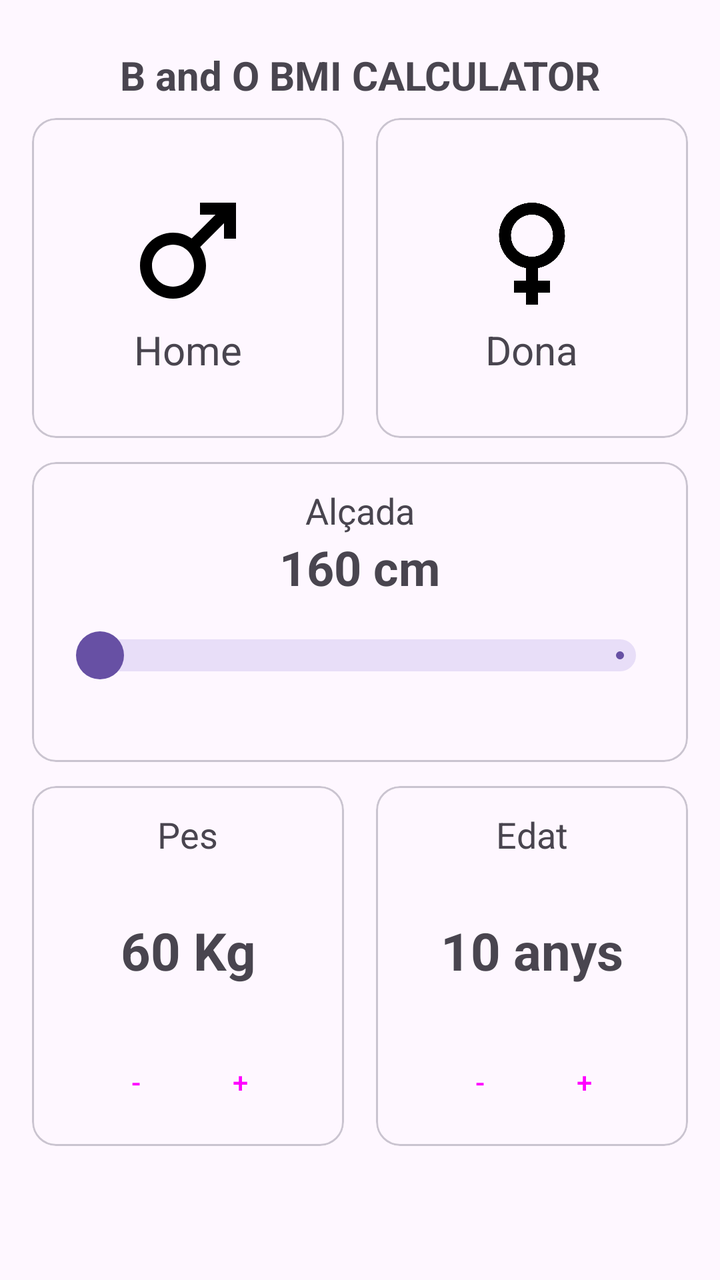
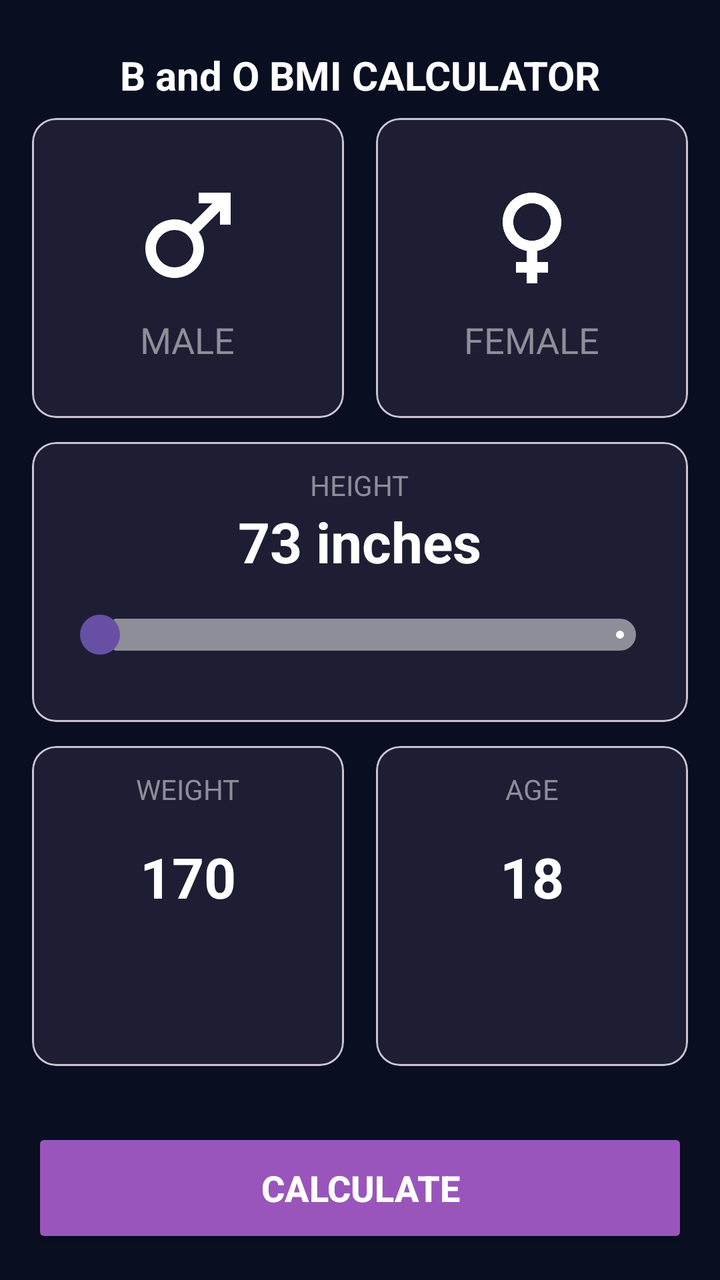

Screens rendered from an Android XML layout before and after an edit, with the pre-edit source and the edit as a unified diff.
<!-- AndroidManifest.xml: application theme Theme.Activitat03AndroidStudio -->
<!-- res/layout/activity_main.xml -->
<?xml version="1.0" encoding="utf-8"?>
<androidx.constraintlayout.widget.ConstraintLayout xmlns:android="http://schemas.android.com/apk/res/android"
    xmlns:app="http://schemas.android.com/apk/res-auto"
    xmlns:tools="http://schemas.android.com/tools"
    android:id="@+id/main"
    android:layout_width="match_parent"
    android:layout_height="match_parent"
    android:padding="16dp"
    tools:context=".MainActivity">

    <TextView
        android:id="@+id/title_bmi"
        android:layout_width="wrap_content"
        android:layout_height="wrap_content"
        android:text="B and O BMI CALCULATOR"
        android:textSize="20sp"
        android:textStyle="bold"
        android:layout_marginTop="8dp"
        android:layout_marginBottom="16dp"
        app:layout_constraintEnd_toEndOf="parent"
        app:layout_constraintStart_toStartOf="parent"
        app:layout_constraintTop_toTopOf="parent" />

    <com.google.android.material.card.MaterialCardView
        android:id="@+id/seleccio_home"
        android:layout_width="0dp"
        android:layout_height="160dp"
        android:layout_marginTop="8dp"
        android:layout_marginEnd="8dp"
        app:layout_constraintEnd_toStartOf="@id/seleccio_dona"
        app:layout_constraintStart_toStartOf="parent"
        app:layout_constraintTop_toBottomOf="@+id/title_bmi">

        <LinearLayout
            android:layout_width="match_parent"
            android:layout_height="match_parent"
            android:gravity="center"
            android:orientation="vertical">

            <ImageView
                android:layout_width="72dp"
                android:layout_height="72dp"
                android:src="@drawable/baseline_male_24" />

            <TextView
                android:layout_width="wrap_content"
                android:layout_height="wrap_content"
                android:text="Home"
                android:textSize="20sp" />
        </LinearLayout>

    </com.google.android.material.card.MaterialCardView>

    <com.google.android.material.card.MaterialCardView
        android:id="@+id/seleccio_dona"
        android:layout_width="0dp"
        android:layout_height="160dp"
        android:layout_marginTop="8dp"
        android:layout_marginStart="8dp"
        app:layout_constraintEnd_toEndOf="parent"
        app:layout_constraintStart_toEndOf="@id/seleccio_home"
        app:layout_constraintTop_toBottomOf="@+id/title_bmi">

        <LinearLayout
            android:layout_width="match_parent"
            android:layout_height="match_parent"
            android:gravity="center"
            android:orientation="vertical">

            <ImageView
                android:layout_width="72dp"
                android:layout_height="72dp"
                android:src="@drawable/baseline_female_24" />

            <TextView
                android:layout_width="wrap_content"
                android:layout_height="wrap_content"
                android:text="Dona"
                android:textSize="20sp" />
        </LinearLayout>

    </com.google.android.material.card.MaterialCardView>

    <com.google.android.material.card.MaterialCardView
        android:id="@+id/seleccio_altura"
        android:layout_width="match_parent"
        android:layout_height="150dp"
        android:layout_marginTop="12dp"
        app:layout_constraintStart_toStartOf="parent"
        app:layout_constraintTop_toBottomOf="@+id/seleccio_dona">

        <LinearLayout
            android:layout_width="match_parent"
            android:layout_height="match_parent"
            android:gravity="center_horizontal"
            android:orientation="vertical"
            android:padding="12dp">

            <TextView
                android:layout_width="wrap_content"
                android:layout_height="wrap_content"
                android:text="Alçada"
                android:textSize="18sp" />

            <TextView
                android:layout_width="wrap_content"
                android:layout_height="wrap_content"
                android:text="160 cm"
                android:textSize="24sp"
                android:textStyle="bold" />

            <com.google.android.material.slider.Slider
                android:layout_width="match_parent"
                android:layout_height="wrap_content"
                android:layout_marginTop="4dp"
                app:thumbHeight="24dp"
                app:thumbWidth="24dp" />
        </LinearLayout>

    </com.google.android.material.card.MaterialCardView>

    <com.google.android.material.card.MaterialCardView
        android:id="@+id/pes"
        android:layout_width="0dp"
        android:layout_height="180dp"
        android:layout_marginTop="12dp"
        android:layout_marginEnd="8dp"
        app:layout_constraintEnd_toStartOf="@id/edat"
        app:layout_constraintStart_toStartOf="parent"
        app:layout_constraintTop_toBottomOf="@id/seleccio_altura">

        <LinearLayout
            android:layout_width="match_parent"
            android:layout_height="match_parent"
            android:gravity="center_horizontal"
            android:orientation="vertical"
            android:padding="12dp">

            <TextView
                android:layout_width="wrap_content"
                android:layout_height="wrap_content"
                android:text="Pes"
                android:textSize="18sp" />

            <TextView
                android:layout_width="wrap_content"
                android:layout_height="0dp"
                android:layout_weight="1"
                android:gravity="center"
                android:text="60 Kg"
                android:textSize="26sp"
                android:textStyle="bold" />

            <LinearLayout
                android:layout_width="wrap_content"
                android:layout_height="wrap_content"
                android:orientation="horizontal">

                <Button
                    style="?attr/materialIconButtonFilledStyle"
                    android:layout_width="40dp"
                    android:layout_height="40dp"
                    android:text="-" />

                <Button
                    style="?attr/materialIconButtonFilledStyle"
                    android:layout_width="40dp"
                    android:layout_height="40dp"
                    android:layout_marginStart="12dp"
                    android:text="+" />
            </LinearLayout>

        </LinearLayout>

    </com.google.android.material.card.MaterialCardView>

    <com.google.android.material.card.MaterialCardView
        android:id="@+id/edat"
        android:layout_width="0dp"
        android:layout_height="180dp"
        android:layout_marginTop="12dp"
        android:layout_marginStart="8dp"
        app:layout_constraintEnd_toEndOf="parent"
        app:layout_constraintStart_toEndOf="@id/pes"
        app:layout_constraintTop_toBottomOf="@id/seleccio_altura">

        <LinearLayout
            android:layout_width="match_parent"
            android:layout_height="match_parent"
            android:gravity="center_horizontal"
            android:orientation="vertical"
            android:padding="12dp">

            <TextView
                android:layout_width="wrap_content"
                android:layout_height="wrap_content"
                android:text="Edat"
                android:textSize="18sp" />

            <TextView
                android:layout_width="wrap_content"
                android:layout_height="0dp"
                android:layout_weight="1"
                android:gravity="center"
                android:text="10 anys"
                android:textSize="26sp"
                android:textStyle="bold" />

            <LinearLayout
                android:layout_width="wrap_content"
                android:layout_height="wrap_content"
                android:orientation="horizontal">

                <Button
                    style="?attr/materialIconButtonFilledStyle"
                    android:layout_width="40dp"
                    android:layout_height="40dp"
                    android:text="-" />

                <Button
                    style="?attr/materialIconButtonFilledStyle"
                    android:layout_width="40dp"
                    android:layout_height="40dp"
                    android:layout_marginStart="12dp"
                    android:text="+" />
            </LinearLayout>

        </LinearLayout>

    </com.google.android.material.card.MaterialCardView>

</androidx.constraintlayout.widget.ConstraintLayout>
<!-- resources referenced by this layout -->
<resources>
  <!-- drawable baseline_female_24 (drawable) -->
  <vector xmlns:android="http://schemas.android.com/apk/res/android" android:height="24dp" android:tint="#000000" android:viewportHeight="24" android:viewportWidth="24" android:width="24dp">
        
      <path android:fillColor="@android:color/white" android:pathData="M17.5,9.5C17.5,6.46 15.04,4 12,4S6.5,6.46 6.5,9.5c0,2.7 1.94,4.93 4.5,5.4V17H9v2h2v2h2v-2h2v-2h-2v-2.1C15.56,14.43 17.5,12.2 17.5,9.5zM8.5,9.5C8.5,7.57 10.07,6 12,6s3.5,1.57 3.5,3.5S13.93,13 12,13S8.5,11.43 8.5,9.5z"/>
      
  </vector>
  <!-- drawable baseline_male_24 (drawable) -->
  <vector xmlns:android="http://schemas.android.com/apk/res/android" android:height="24dp" android:tint="#000000" android:viewportHeight="24" android:viewportWidth="24" android:width="24dp">
        
      <path android:fillColor="@android:color/white" android:pathData="M9.5,11c1.93,0 3.5,1.57 3.5,3.5S11.43,18 9.5,18S6,16.43 6,14.5S7.57,11 9.5,11zM9.5,9C6.46,9 4,11.46 4,14.5S6.46,20 9.5,20s5.5,-2.46 5.5,-5.5c0,-1.16 -0.36,-2.23 -0.97,-3.12L18,7.42V10h2V4h-6v2h2.58l-3.97,3.97C11.73,9.36 10.66,9 9.5,9z"/>
      
  </vector>
  <style name="Theme.Activitat03AndroidStudio" parent="Base.Theme.Activitat03AndroidStudio" />
  <style name="Base.Theme.Activitat03AndroidStudio" parent="Theme.Material3.DayNight.NoActionBar">
          
          
      </style>
</resources>

<!-- the commit's change to res/layout/activity_main.xml (unified diff, before → after) -->
@@ -5,6 +5,7 @@
     android:id="@+id/main"
     android:layout_width="match_parent"
     android:layout_height="match_parent"
+    android:background="#0A0E21"
     android:padding="16dp"
     tools:context=".MainActivity">
 
@@ -12,11 +13,12 @@
         android:id="@+id/title_bmi"
         android:layout_width="wrap_content"
         android:layout_height="wrap_content"
+        android:layout_marginTop="8dp"
+        android:layout_marginBottom="16dp"
         android:text="B and O BMI CALCULATOR"
+        android:textColor="#FFFFFF"
         android:textSize="20sp"
         android:textStyle="bold"
-        android:layout_marginTop="8dp"
-        android:layout_marginBottom="16dp"
         app:layout_constraintEnd_toEndOf="parent"
         app:layout_constraintStart_toStartOf="parent"
         app:layout_constraintTop_toTopOf="parent" />
@@ -24,9 +26,10 @@
     <com.google.android.material.card.MaterialCardView
         android:id="@+id/seleccio_home"
         android:layout_width="0dp"
-        android:layout_height="160dp"
+        android:layout_height="150dp"
         android:layout_marginTop="8dp"
         android:layout_marginEnd="8dp"
+        app:cardBackgroundColor="#1D1E33"
         app:layout_constraintEnd_toStartOf="@id/seleccio_dona"
         app:layout_constraintStart_toStartOf="parent"
         app:layout_constraintTop_toBottomOf="@+id/title_bmi">
@@ -38,15 +41,18 @@
             android:orientation="vertical">
 
             <ImageView
-                android:layout_width="72dp"
-                android:layout_height="72dp"
-                android:src="@drawable/baseline_male_24" />
-
-            <TextView
-                android:layout_width="wrap_content"
-                android:layout_height="wrap_content"
-                android:text="Home"
-                android:textSize="20sp" />
+                android:layout_width="64dp"
+                android:layout_height="64dp"
+                android:src="@drawable/baseline_male_24"
+                app:tint="#FFFFFF" />
+
+            <TextView
+                android:layout_width="wrap_content"
+                android:layout_height="wrap_content"
+                android:layout_marginTop="8dp"
+                android:text="MALE"
+                android:textColor="#8D8E98"
+                android:textSize="18sp" />
         </LinearLayout>
 
     </com.google.android.material.card.MaterialCardView>
@@ -54,9 +60,10 @@
     <com.google.android.material.card.MaterialCardView
         android:id="@+id/seleccio_dona"
         android:layout_width="0dp"
-        android:layout_height="160dp"
+        android:layout_height="150dp"
+        android:layout_marginStart="8dp"
         android:layout_marginTop="8dp"
-        android:layout_marginStart="8dp"
+        app:cardBackgroundColor="#1D1E33"
         app:layout_constraintEnd_toEndOf="parent"
         app:layout_constraintStart_toEndOf="@id/seleccio_home"
         app:layout_constraintTop_toBottomOf="@+id/title_bmi">
@@ -68,15 +75,18 @@
             android:orientation="vertical">
 
             <ImageView
-                android:layout_width="72dp"
-                android:layout_height="72dp"
-                android:src="@drawable/baseline_female_24" />
-
-            <TextView
-                android:layout_width="wrap_content"
-                android:layout_height="wrap_content"
-                android:text="Dona"
-                android:textSize="20sp" />
+                android:layout_width="64dp"
+                android:layout_height="64dp"
+                android:src="@drawable/baseline_female_24"
+                app:tint="#FFFFFF" />
+
+            <TextView
+                android:layout_width="wrap_content"
+                android:layout_height="wrap_content"
+                android:layout_marginTop="8dp"
+                android:text="FEMALE"
+                android:textColor="#8D8E98"
+                android:textSize="18sp" />
         </LinearLayout>
 
     </com.google.android.material.card.MaterialCardView>
@@ -84,8 +94,9 @@
     <com.google.android.material.card.MaterialCardView
         android:id="@+id/seleccio_altura"
         android:layout_width="match_parent"
-        android:layout_height="150dp"
+        android:layout_height="140dp"
         android:layout_marginTop="12dp"
+        app:cardBackgroundColor="#1D1E33"
         app:layout_constraintStart_toStartOf="parent"
         app:layout_constraintTop_toBottomOf="@+id/seleccio_dona">
 
@@ -99,22 +110,26 @@
             <TextView
                 android:layout_width="wrap_content"
                 android:layout_height="wrap_content"
-                android:text="Alçada"
-                android:textSize="18sp" />
-
-            <TextView
-                android:layout_width="wrap_content"
-                android:layout_height="wrap_content"
-                android:text="160 cm"
-                android:textSize="24sp"
+                android:text="HEIGHT"
+                android:textColor="#8D8E98"
+                android:textSize="14sp" />
+
+            <TextView
+                android:layout_width="wrap_content"
+                android:layout_height="wrap_content"
+                android:text="73 inches"
+                android:textColor="#FFFFFF"
+                android:textSize="28sp"
                 android:textStyle="bold" />
 
             <com.google.android.material.slider.Slider
                 android:layout_width="match_parent"
                 android:layout_height="wrap_content"
                 android:layout_marginTop="4dp"
-                app:thumbHeight="24dp"
-                app:thumbWidth="24dp" />
+                app:thumbHeight="20dp"
+                app:thumbWidth="20dp"
+                app:trackColorActive="#FFFFFF"
+                app:trackColorInactive="#8D8E98" />
         </LinearLayout>
 
     </com.google.android.material.card.MaterialCardView>
@@ -122,9 +137,10 @@
     <com.google.android.material.card.MaterialCardView
         android:id="@+id/pes"
         android:layout_width="0dp"
-        android:layout_height="180dp"
+        android:layout_height="160dp"
         android:layout_marginTop="12dp"
         android:layout_marginEnd="8dp"
+        app:cardBackgroundColor="#1D1E33"
         app:layout_constraintEnd_toStartOf="@id/edat"
         app:layout_constraintStart_toStartOf="parent"
         app:layout_constraintTop_toBottomOf="@id/seleccio_altura">
@@ -139,16 +155,18 @@
             <TextView
                 android:layout_width="wrap_content"
                 android:layout_height="wrap_content"
-                android:text="Pes"
-                android:textSize="18sp" />
+                android:text="WEIGHT"
+                android:textColor="#8D8E98"
+                android:textSize="14sp" />
 
             <TextView
                 android:layout_width="wrap_content"
                 android:layout_height="0dp"
                 android:layout_weight="1"
                 android:gravity="center"
-                android:text="60 Kg"
-                android:textSize="26sp"
+                android:text="170"
+                android:textColor="#FFFFFF"
+                android:textSize="28sp"
                 android:textStyle="bold" />
 
             <LinearLayout
@@ -158,16 +176,20 @@
 
                 <Button
                     style="?attr/materialIconButtonFilledStyle"
-                    android:layout_width="40dp"
-                    android:layout_height="40dp"
-                    android:text="-" />
-
-                <Button
-                    style="?attr/materialIconButtonFilledStyle"
-                    android:layout_width="40dp"
-                    android:layout_height="40dp"
+                    android:layout_width="48dp"
+                    android:layout_height="48dp"
+                    app:backgroundTint="#4C4F5E"
+                    app:icon="@drawable/outline_check_indeterminate_small_24"
+                    />
+
+                <Button
+                    style="?attr/materialIconButtonFilledStyle"
+                    android:layout_width="48dp"
+                    android:layout_height="48dp"
                     android:layout_marginStart="12dp"
-                    android:text="+" />
+                    app:backgroundTint="#4C4F5E"
+                    app:icon="@drawable/outline_add_24"
+                  />
             </LinearLayout>
 
         </LinearLayout>
@@ -177,9 +199,10 @@
     <com.google.android.material.card.MaterialCardView
         android:id="@+id/edat"
         android:layout_width="0dp"
-        android:layout_height="180dp"
+        android:layout_height="160dp"
+        android:layout_marginStart="8dp"
         android:layout_marginTop="12dp"
-        android:layout_marginStart="8dp"
+        app:cardBackgroundColor="#1D1E33"
         app:layout_constraintEnd_toEndOf="parent"
         app:layout_constraintStart_toEndOf="@id/pes"
         app:layout_constraintTop_toBottomOf="@id/seleccio_altura">
@@ -194,16 +217,18 @@
             <TextView
                 android:layout_width="wrap_content"
                 android:layout_height="wrap_content"
-                android:text="Edat"
-                android:textSize="18sp" />
+                android:text="AGE"
+                android:textColor="#8D8E98"
+                android:textSize="14sp" />
 
             <TextView
                 android:layout_width="wrap_content"
                 android:layout_height="0dp"
                 android:layout_weight="1"
                 android:gravity="center"
-                android:text="10 anys"
-                android:textSize="26sp"
+                android:text="18"
+                android:textColor="#FFFFFF"
+                android:textSize="28sp"
                 android:textStyle="bold" />
 
             <LinearLayout
@@ -213,20 +238,36 @@
 
                 <Button
                     style="?attr/materialIconButtonFilledStyle"
-                    android:layout_width="40dp"
-                    android:layout_height="40dp"
-                    android:text="-" />
-
-                <Button
-                    style="?attr/materialIconButtonFilledStyle"
-                    android:layout_width="40dp"
-                    android:layout_height="40dp"
+                    android:layout_width="48dp"
+                    android:layout_height="48dp"
+                    app:backgroundTint="#4C4F5E"
+                    app:icon="@drawable/outline_check_indeterminate_small_24"
+                    />
+
+                <Button
+                    style="?attr/materialIconButtonFilledStyle"
+                    android:layout_width="48dp"
+                    android:layout_height="48dp"
                     android:layout_marginStart="12dp"
-                    android:text="+" />
+                    app:backgroundTint="#4C4F5E"
+                    app:icon="@drawable/outline_add_24"
+                     />
             </LinearLayout>
 
         </LinearLayout>
 
     </com.google.android.material.card.MaterialCardView>
 
+    <Button
+        android:layout_width="match_parent"
+        android:layout_height="60dp"
+        android:backgroundTint="#9955BB"
+        android:text="CALCULATE"
+        android:textColor="#FFFFFF"
+        android:textSize="18sp"
+        android:textStyle="bold"
+        app:layout_constraintBottom_toBottomOf="parent"
+        app:layout_constraintEnd_toEndOf="parent"
+        app:layout_constraintStart_toStartOf="parent" />
+
 </androidx.constraintlayout.widget.ConstraintLayout>
<!-- resource entries referenced after the edit -->
@@ -12,6 +12,18 @@
       <path android:fillColor="@android:color/white" android:pathData="M9.5,11c1.93,0 3.5,1.57 3.5,3.5S11.43,18 9.5,18S6,16.43 6,14.5S7.57,11 9.5,11zM9.5,9C6.46,9 4,11.46 4,14.5S6.46,20 9.5,20s5.5,-2.46 5.5,-5.5c0,-1.16 -0.36,-2.23 -0.97,-3.12L18,7.42V10h2V4h-6v2h2.58l-3.97,3.97C11.73,9.36 10.66,9 9.5,9z"/>
       
   </vector>
+  <!-- drawable outline_add_24 (drawable) -->
+  <vector xmlns:android="http://schemas.android.com/apk/res/android" android:height="24dp" android:tint="#000000" android:viewportHeight="960" android:viewportWidth="960" android:width="24dp">
+        
+      <path android:fillColor="@android:color/white" android:pathData="M440,520L200,520L200,440L440,440L440,200L520,200L520,440L760,440L760,520L520,520L520,760L440,760L440,520Z"/>
+      
+  </vector>
+  <!-- drawable outline_check_indeterminate_small_24 (drawable) -->
+  <vector xmlns:android="http://schemas.android.com/apk/res/android" android:height="24dp" android:tint="#000000" android:viewportHeight="960" android:viewportWidth="960" android:width="24dp">
+        
+      <path android:fillColor="@android:color/white" android:pathData="M240,520L240,440L720,440L720,520L240,520Z"/>
+      
+  </vector>
   <style name="Theme.Activitat03AndroidStudio" parent="Base.Theme.Activitat03AndroidStudio" />
   <style name="Base.Theme.Activitat03AndroidStudio" parent="Theme.Material3.DayNight.NoActionBar">
           
